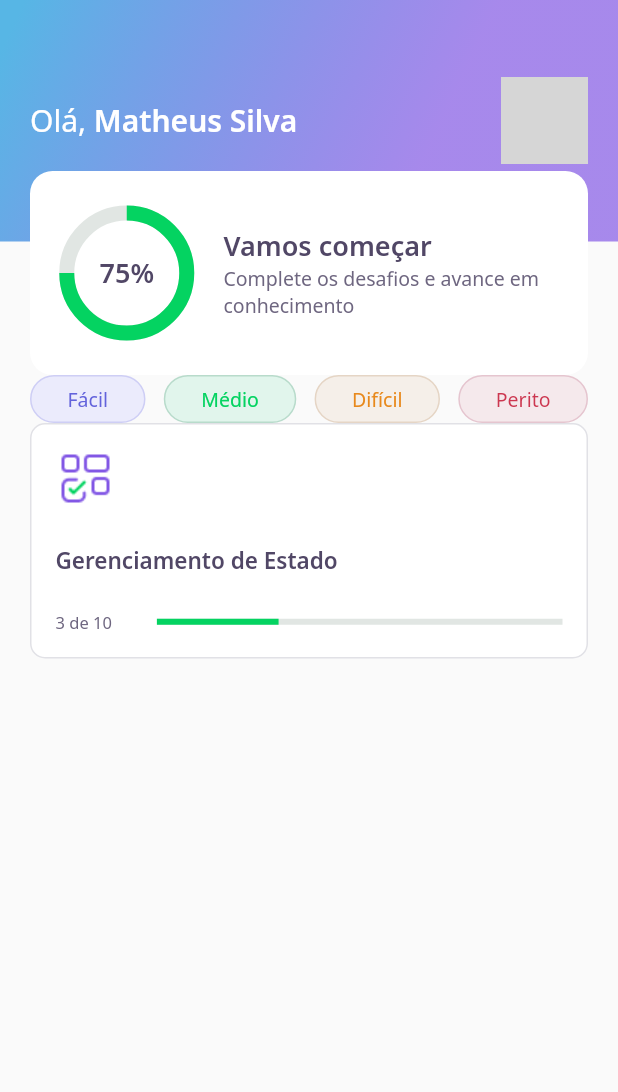
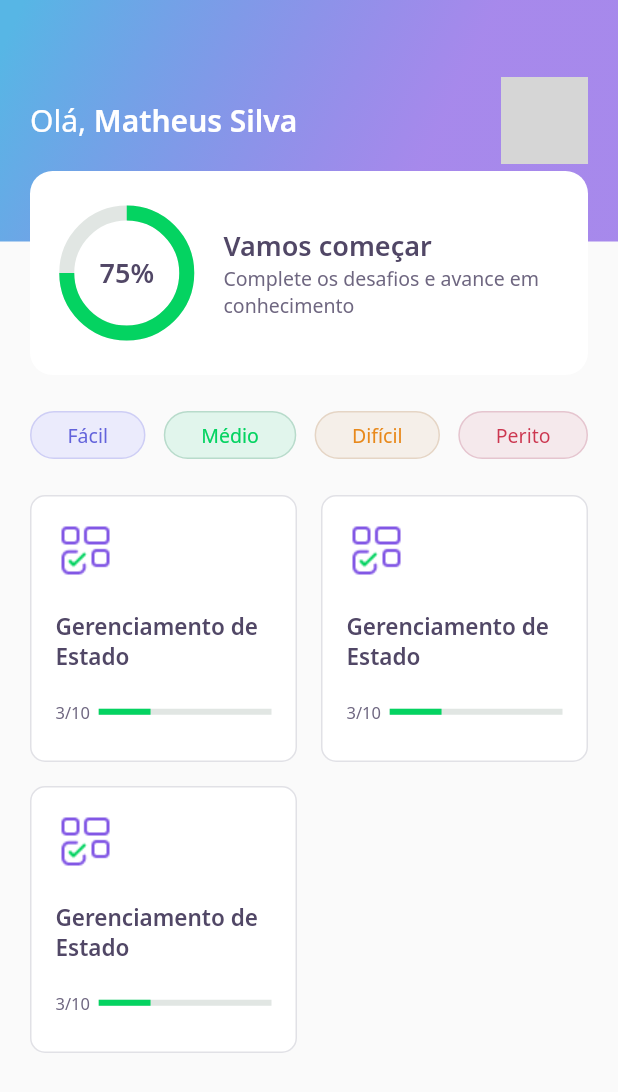
Before and after one commit to MFillipe/dev-quiz, a Flutter app: the screen it shows after launch, on a phone screen of 412 x 824 dp. Shown: the top 1092 px of the screen. Run offline on Flutter 3.47's test engine with Material 2 defaults, Android fonts, the phone set to English and light mode, and no system bars; our stand-ins replace google_fonts; network calls fail; grey boxes are pictures that could not be loaded.

Commit message:
fix: space between components

```diff
--- a/lib/home/home_page.dart
+++ b/lib/home/home_page.dart
@@ -19,6 +19,9 @@ class _HomePageState extends State<HomePage> {
         padding: const EdgeInsets.symmetric(horizontal: 20),
         child: Column(
           children: [
+            SizedBox(
+              height: 24,
+            ),
             Row(
               mainAxisAlignment: MainAxisAlignment.spaceBetween,
               children: [
@@ -36,7 +39,21 @@ class _HomePageState extends State<HomePage> {
                 ),
               ],
             ),
-            QuizCardWidget()
+            SizedBox(
+              height: 24,
+            ),
+            Expanded(
+              child: GridView.count(
+                crossAxisSpacing: 16,
+                mainAxisSpacing: 16,
+                crossAxisCount: 2,
+                children: [
+                  QuizCardWidget(),
+                  QuizCardWidget(),
+                  QuizCardWidget()
+                ],
+              ),
+            )
           ],
         ),
       ),
--- a/lib/home/widgets/quiz_card/quiz_card_widget.dart
+++ b/lib/home/widgets/quiz_card/quiz_card_widget.dart
@@ -1,5 +1,3 @@
-import 'dart:io';
-
 import 'package:DevQuiz/core/core.dart';
 import 'package:flutter/material.dart';
 
@@ -23,19 +21,19 @@ class QuizCardWidget extends StatelessWidget {
             child: Image.asset(AppImages.blocks),
           ),
           SizedBox(
-            height: 24,
+            height: 20,
           ),
           Text(
             "Gerenciamento de Estado",
             style: AppTextStyles.heading15,
           ),
           SizedBox(
-            height: 24,
+            height: 20,
           ),
           Row(
             children: [
               Expanded(
-                  flex: 1, child: Text("3 de 10", style: AppTextStyles.body11)),
+                  flex: 1, child: Text("3/10", style: AppTextStyles.body11)),
               Expanded(
                 flex: 4,
                 child: LinearProgressIndicator(
```
